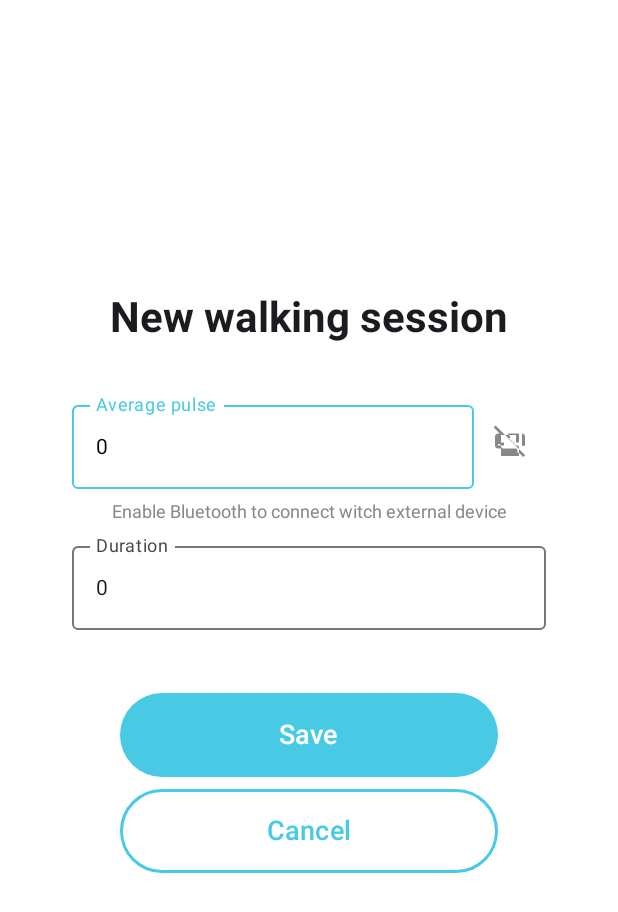
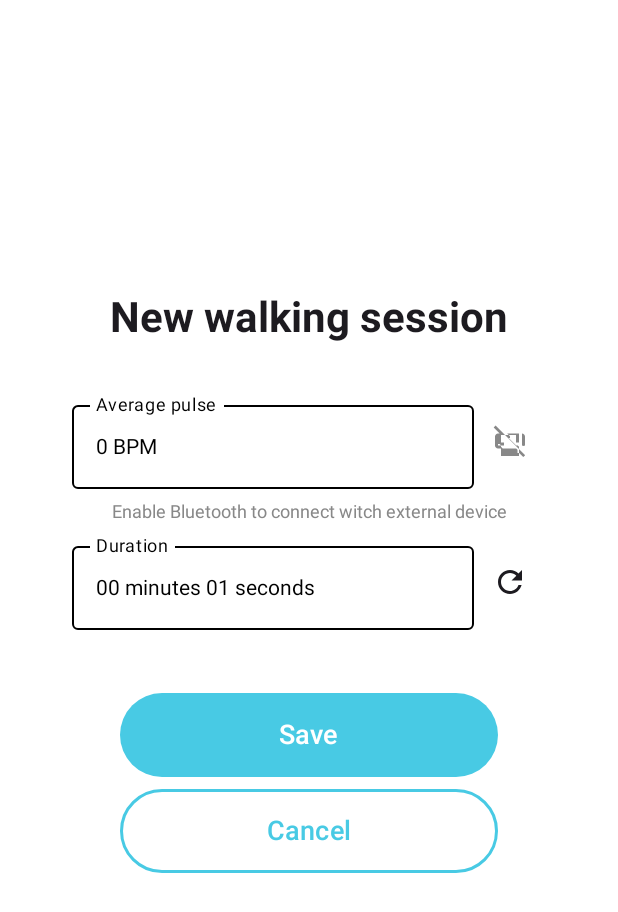
Before and after one commit to gawlowski-mateusz/Health-Monitor, an Android app built with Jetpack Compose: the @Preview function PreviewNewWalkingSessionScreen, on a phone screen of 412 x 824 dp. Shown: the top 912 px of the screen. Run offline under Robolectric (Android 15) with nearby library versions, the light colour scheme and no system bars.

Commit message:
Frontend : BLE connection improve
+ BLE config
+ UI update
+ Timer implementation

```diff
--- a/Frontend/app/src/main/java/com/mateusz/frontend/NewWalkingSessionScreen.kt
+++ b/Frontend/app/src/main/java/com/mateusz/frontend/NewWalkingSessionScreen.kt
@@ -16,6 +16,8 @@ import androidx.compose.foundation.layout.height
 import androidx.compose.foundation.layout.padding
 import androidx.compose.foundation.shape.RoundedCornerShape
 import androidx.compose.foundation.text.KeyboardOptions
+import androidx.compose.material.icons.Icons
+import androidx.compose.material.icons.filled.Refresh
 import androidx.compose.material3.Button
 import androidx.compose.material3.ButtonDefaults
 import androidx.compose.material3.Icon
@@ -28,6 +30,7 @@ import androidx.compose.material3.Surface
 import androidx.compose.material3.Text
 import androidx.compose.runtime.Composable
 import androidx.compose.runtime.DisposableEffect
+import androidx.compose.runtime.LaunchedEffect
 import androidx.compose.runtime.getValue
 import androidx.compose.runtime.mutableIntStateOf
 import androidx.compose.runtime.mutableLongStateOf
@@ -50,6 +53,7 @@ import androidx.compose.ui.unit.dp
 import androidx.compose.ui.unit.sp
 import kotlinx.coroutines.CoroutineScope
 import kotlinx.coroutines.Dispatchers
+import kotlinx.coroutines.delay
 import kotlinx.coroutines.launch
 import kotlinx.coroutines.withContext
 import org.json.JSONObject
@@ -78,17 +82,23 @@ fun NewWalkingSessionScreen(
     val heartRateReadings = remember { mutableStateListOf<Int>() }
     var lastHeartRateUpdate by remember { mutableLongStateOf(0L) }
     var isReceivingData by remember { mutableStateOf(false) }
+    var isProcessing by remember { mutableStateOf(false) }
 
     // First, get the BluetoothManager
     val bluetoothManager = context.getSystemService(Context.BLUETOOTH_SERVICE) as BluetoothManager
     val bluetoothAdapter = bluetoothManager.adapter
 
-    // Then create a remember variable to check if Bluetooth is enabled
     val isBluetoothEnabled = remember {
         bluetoothAdapter?.isEnabled ?: false
     }
 
-    // Use HeartRateManager instead of GadgetbridgeDbHelper
+    // Function to handle cleanup and navigation
+    val handleNavigation = { date: LocalDate?, navigateAction: (LocalDate?) -> Unit ->
+        HeartRateManager.stopHeartRateMonitoring()
+        isReceivingData = false
+        navigateAction(date)
+    }
+
     DisposableEffect(Unit) {
         HeartRateManager.startHeartRateMonitoring(context) { heartRate ->
             heartRateReadings.add(heartRate)
@@ -99,22 +109,16 @@ fun NewWalkingSessionScreen(
 
         onDispose {
             HeartRateManager.stopHeartRateMonitoring()
+            isReceivingData = false
         }
     }
 
-    // Add debug text to show readings count and last update
-//    if (isBluetoothEnabled) {
-//        Spacer(modifier = Modifier.height(8.dp))
-//        Text(
-//            text = "Readings: ${heartRateReadings.size}, Average: $averagePulse, " +
-//                    "Last update: ${if (lastHeartRateUpdate > 0)
-//                        "${(System.currentTimeMillis() - lastHeartRateUpdate) / 1000}s ago"
-//                    else "never"}",
-//            color = Color.Gray,
-//            fontSize = 12.sp,
-//            modifier = Modifier.padding(horizontal = 16.dp)
-//        )
-//    }
+    LaunchedEffect(Unit) {
+        while (true) {
+            delay(1000)
+            duration++
+        }
+    }
 
     Surface(
         modifier = Modifier.fillMaxSize(),
@@ -144,17 +148,17 @@ fun NewWalkingSessionScreen(
                 verticalAlignment = Alignment.CenterVertically
             ) {
                 OutlinedTextField(
-                    value = averagePulse.toString(),
+                    value = "$averagePulse BPM",
                     onValueChange = { }, // Empty because we don't want manual changes
                     label = { Text("Average pulse") },
                     keyboardOptions = KeyboardOptions(keyboardType = KeyboardType.Number),
                     modifier = Modifier.weight(1f),
                     colors = OutlinedTextFieldDefaults.colors(
-                        focusedBorderColor = colorResource(id = R.color.light_blue),
-                        focusedLabelColor = colorResource(id = R.color.light_blue),
+                        focusedBorderColor = colorResource(id = R.color.black),
+                        focusedLabelColor = colorResource(id = R.color.black),
                         disabledTextColor = Color.Black,
-                        disabledBorderColor = colorResource(id = R.color.light_blue),
-                        disabledLabelColor = colorResource(id = R.color.light_blue),
+                        disabledBorderColor = colorResource(id = R.color.black),
+                        disabledLabelColor = colorResource(id = R.color.black),
                     ),
                     enabled = false,
                 )
@@ -172,6 +176,7 @@ fun NewWalkingSessionScreen(
                             else if (isBluetoothEnabled) R.drawable.ic_watch_connected
                             else R.drawable.ic_watch_disconnected
                         ),
+
                         contentDescription = if (isReceivingData) "Stop monitoring"
                         else "Enable Bluetooth",
                         tint = if (isReceivingData) Color.Green
@@ -203,37 +208,63 @@ fun NewWalkingSessionScreen(
 
             Spacer(modifier = Modifier.height(8.dp))
 
-            // Duration TextField
-            OutlinedTextField(
-                value = duration.toString(),
-                onValueChange = {
-                    try {
-                        duration = it.toIntOrNull() ?: 0
-                    } catch (e: NumberFormatException) {
-                        // Handle invalid input
+            Row(
+                modifier = Modifier.fillMaxWidth(),
+                verticalAlignment = Alignment.CenterVertically
+            ) {
+                // Function to format duration
+                fun formatDuration(seconds: Int): String {
+                    return if (seconds < 60) {
+                        "00 minutes %02d seconds".format(seconds)
+                    } else {
+                        val minutes = seconds / 60
+                        val remainingSeconds = seconds % 60
+                        "%02d minutes %02d seconds".format(minutes, remainingSeconds)
                     }
-                },
-                label = { Text("Duration") },
-                keyboardOptions = KeyboardOptions(keyboardType = KeyboardType.Number),
-                modifier = Modifier.fillMaxWidth(),
-                colors = OutlinedTextFieldDefaults.colors(
-                    focusedBorderColor = colorResource(id = R.color.light_blue),
-                    focusedLabelColor = colorResource(id = R.color.light_blue),
+                }
+
+                // Duration TextField
+                OutlinedTextField(
+                    value = formatDuration(duration),
+                    onValueChange = { },
+                    label = { Text("Duration") },
+                    keyboardOptions = KeyboardOptions(keyboardType = KeyboardType.Number),
+                    modifier = Modifier.weight(1f),
+                    colors = OutlinedTextFieldDefaults.colors(
+                        focusedBorderColor = colorResource(id = R.color.black),
+                        focusedLabelColor = colorResource(id = R.color.black),
+                        disabledTextColor = Color.Black,
+                        disabledBorderColor = colorResource(id = R.color.black),
+                        disabledLabelColor = colorResource(id = R.color.black),
+                    ),
+                    enabled = false,
                 )
-            )
+
+                IconButton(
+                    onClick = {
+                        duration = 0
+                    }
+                ) {
+                    Icon(
+                        imageVector = Icons.Default.Refresh,
+                        contentDescription = "Reset timer"
+                    )
+                }
+            }
 
             // Save Button
             Button(
                 onClick = {
-//                    pollingJob?.cancel() // Stop polling when saving
+                    isProcessing = true
                     CoroutineScope(Dispatchers.IO).launch {
                         val result = makeAddNewWalkingSessionRequest(duration, averagePulse, password, context)
                         withContext(Dispatchers.Main) {
                             when (result) {
                                 is WalkingSessionResult.Success -> {
-                                    onSaveChoice(selectedDate)
+                                    handleNavigation(selectedDate, onSaveChoice)
                                 }
                                 is WalkingSessionResult.Error -> {
+                                    isProcessing = false
                                     Toast.makeText(
                                         context,
                                         result.message,
@@ -244,6 +275,7 @@ fun NewWalkingSessionScreen(
                         }
                     }
                 },
+                enabled = !isProcessing,
                 modifier = Modifier
                     .fillMaxWidth()
                     .padding(top = 42.dp, start = 32.dp, end = 32.dp)
@@ -255,7 +287,7 @@ fun NewWalkingSessionScreen(
                 )
             ) {
                 Text(
-                    "Save",
+                    if (isProcessing) "Processing..." else "Save",
                     fontSize = 18.sp,
                     fontWeight = FontWeight.Medium
                 )
@@ -265,10 +297,8 @@ fun NewWalkingSessionScreen(
 
             // Cancel Button
             OutlinedButton(
-                onClick = {
-//                    pollingJob?.cancel() // Stop polling when canceling
-                    onCancelChoice(selectedDate)
-                },
+                onClick = { handleNavigation(selectedDate, onCancelChoice) },
+                enabled = !isProcessing,
                 modifier = Modifier
                     .fillMaxWidth()
                     .padding(horizontal = 32.dp)
```
Also changed, not shown: Frontend/app/src/main/java/com/mateusz/frontend/GadgetBridgeHelper.kt (deleted, +0 -71 lines), Frontend/app/src/main/java/com/mateusz/frontend/HeartRateManager.kt (+97 -13 lines).
